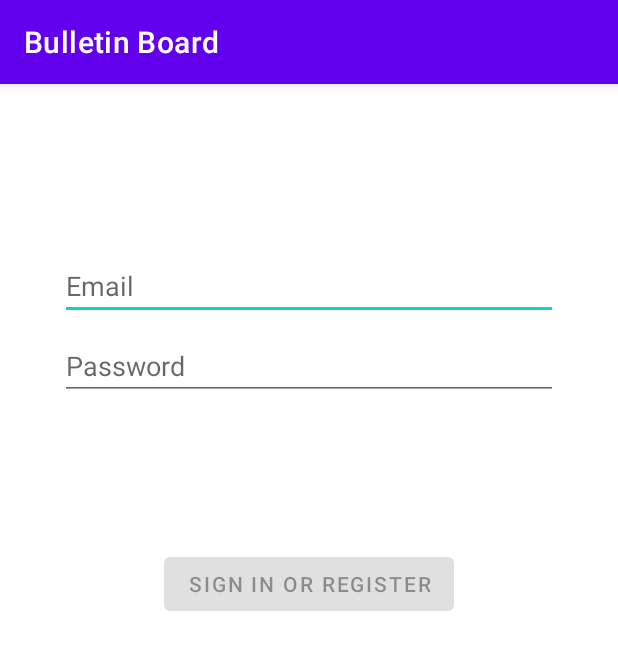
After one commit to qiumuyang/techtrainingcamp-client-2, an Android app: the LoginActivity screen opened directly, with no data from a screen before it, on a phone screen of 412 x 824 dp. The commit adds this screen. Shown: the top 650 px of the screen. Run offline under Robolectric (Android 15) with nearby library versions, the phone set to English and light mode, and no system bars.

Commit message:
add login [by wyn] and resize font of title/author

```diff
--- a/app/build.gradle
+++ b/app/build.gradle
@@ -29,6 +29,7 @@ android {
 }
 
 dependencies {
+    implementation 'com.squareup.okhttp3:okhttp:4.9.0'
     implementation 'com.google.code.gson:gson:2.8.0'
     implementation 'androidx.appcompat:appcompat:1.2.0'
     implementation 'com.google.android.material:material:1.2.1'
--- a/app/src/main/AndroidManifest.xml
+++ b/app/src/main/AndroidManifest.xml
@@ -2,18 +2,20 @@
 <manifest xmlns:android="http://schemas.android.com/apk/res/android"
     package="com.example.bulletinboard">
 
+    <uses-permission android:name="android.permission.INTERNET" />
     <application
+        android:networkSecurityConfig="@xml/network_security_config"
         android:allowBackup="true"
         android:icon="@mipmap/ic_launcher"
         android:label="@string/app_name"
         android:roundIcon="@mipmap/ic_launcher_round"
         android:supportsRtl="true"
         android:theme="@style/Theme.BulletinBoard">
-        <activity android:name=".BulletinActivity"></activity>
+        <activity android:name=".LoginActivity"></activity>
+        <activity android:name=".BulletinActivity" />
         <activity android:name=".MainActivity">
             <intent-filter>
                 <action android:name="android.intent.action.MAIN" />
-
                 <category android:name="android.intent.category.LAUNCHER" />
             </intent-filter>
         </activity>
--- a/app/src/main/java/com/example/bulletinboard/BulletinActivity.java
+++ b/app/src/main/java/com/example/bulletinboard/BulletinActivity.java
@@ -9,6 +9,7 @@ import androidx.recyclerview.widget.LinearLayoutManager;
 import androidx.recyclerview.widget.RecyclerView;
 
 import com.example.bulletinboard.asset.ParseMeta;
+import com.example.bulletinboard.data.Bulletin;
 
 import java.util.List;
 
--- a/app/src/main/java/com/example/bulletinboard/BulletinAdapter.java
+++ b/app/src/main/java/com/example/bulletinboard/BulletinAdapter.java
@@ -14,6 +14,8 @@ import android.widget.Toast;
 
 import androidx.annotation.NonNull;
 import androidx.recyclerview.widget.RecyclerView;
+
+import com.example.bulletinboard.data.Bulletin;
 
 import java.util.List;
 
@@ -69,6 +71,7 @@ public class BulletinAdapter extends RecyclerView.Adapter<RecyclerView.ViewHolde
                     int position = singleHolder.getAdapterPosition();
                     Bulletin bulletin = bulletinList.get(position);
                     Toast.makeText(v.getContext(), "Article '"+ bulletin.getId()+ "' clicked", Toast.LENGTH_SHORT).show();
+                    LoginActivity.actionStart(v.getContext(), bulletin.getId());
                 });
                 return singleHolder;
             case STYLE4:
--- /dev/null
+++ b/app/src/main/java/com/example/bulletinboard/LoginActivity.java
@@ -0,0 +1,145 @@
+package com.example.bulletinboard;
+
+import android.content.Context;
+import android.content.Intent;
+import android.os.Bundle;
+import android.text.Editable;
+import android.text.TextWatcher;
+import android.util.Log;
+import android.view.View;
+import android.widget.Button;
+import android.widget.EditText;
+import android.widget.Toast;
+
+import androidx.appcompat.app.AppCompatActivity;
+
+import com.example.bulletinboard.json.LoginResponse;
+import com.example.bulletinboard.util.UserToken;
+import com.google.gson.Gson;
+
+import org.jetbrains.annotations.NotNull;
+
+import java.io.IOException;
+
+import okhttp3.Call;
+import okhttp3.Callback;
+import okhttp3.FormBody;
+import okhttp3.OkHttpClient;
+import okhttp3.Request;
+import okhttp3.RequestBody;
+import okhttp3.Response;
+
+public class LoginActivity extends AppCompatActivity {
+
+    private static final String TAG = "LoginActivity";
+    private static final String URL_LOGIN = "https://vcapi.lvdaqian.cn/login";
+    private static String article_id = null;
+
+    public static void actionStart(Context context, String id) {
+        Intent intent = new Intent();
+        intent.setClass(context, LoginActivity.class);
+        intent.putExtra("article_id", id);
+        context.startActivity(intent);
+    }
+
+    @Override
+    protected void onCreate(Bundle savedInstanceState) {
+        super.onCreate(savedInstanceState);
+        setContentView(R.layout.activity_login);
+
+        Intent intent = getIntent();
+        article_id = intent.getStringExtra("article_id");
+
+        Button loginButton = ((Button) findViewById(R.id.login));
+        EditText usernameText = (EditText) findViewById(R.id.username);
+        EditText passwordText = (EditText) findViewById(R.id.password);
+
+        setLoginValidity();
+
+        usernameText.addTextChangedListener(getEmptyTextWatcher(loginButton));
+        passwordText.addTextChangedListener(getEmptyTextWatcher(loginButton));
+
+        loginButton.setOnClickListener(new View.OnClickListener() {
+            @Override
+            public void onClick(View v) {
+                String username = usernameText.getText().toString();
+                String password = passwordText.getText().toString();
+                sendLoginPost(username, password);
+            }
+        });
+
+    }
+
+    private void sendLoginPost(String username, String password) {
+        RequestBody body = new FormBody.Builder()
+                .add("username", username)
+                .add("password", password)
+                .build();
+        Request request = new Request.Builder()
+                .url(URL_LOGIN)
+                .post(body)
+                .build();
+        OkHttpClient client = new OkHttpClient();
+        Gson gson = new Gson();
+        client.newCall(request).enqueue(new Callback() {
+            @Override
+            public void onFailure(@NotNull Call call, @NotNull IOException e) {
+                e.printStackTrace();
+                makeToast("无法与服务器连接");
+            }
+
+            @Override
+            public void onResponse(@NotNull Call call, @NotNull Response response) throws IOException {
+                switch (response.code()) {
+                    case 200:
+                        String responseString = response.body().string();
+                        LoginResponse respData = gson.fromJson(responseString, LoginResponse.class);
+                        int retcode = respData.code;
+                        switch (retcode) {
+                            case 0:
+                                UserToken.setToken(LoginActivity.this, respData.token);
+                                makeToast("登录成功");
+                                finish();
+                                break;
+                            default:
+                                makeToast("未知错误 " + respData.message);
+                                break;
+                        }
+                        break;
+                    default:
+                        makeToast("网络错误("+ response.code() +")");
+                        break;
+                }
+            }
+        });
+    }
+
+    private TextWatcher getEmptyTextWatcher(Button button) {
+        return new TextWatcher() {
+            @Override
+            public void beforeTextChanged(CharSequence s, int start, int count, int after) {
+            }
+
+            @Override
+            public void onTextChanged(CharSequence s, int start, int before, int count) {
+            }
+
+            @Override
+            public void afterTextChanged(Editable s) {
+                setLoginValidity();
+            }
+        };
+    }
+
+    private void setLoginValidity() {
+        int len1 = ((EditText)findViewById(R.id.username)).getText().toString().length();
+        int len2 = ((EditText)findViewById(R.id.password)).getText().toString().length();
+        ((Button) findViewById(R.id.login)).setEnabled(len1 != 0 && len2 != 0);
+    }
+
+    private void makeToast(String text) {
+        LoginActivity.this.runOnUiThread(() ->
+                Toast.makeText(LoginActivity.this, text, Toast.LENGTH_SHORT).show());
+    }
+
+}
--- a/app/src/main/java/com/example/bulletinboard/asset/ParseMeta.java
+++ b/app/src/main/java/com/example/bulletinboard/asset/ParseMeta.java
@@ -4,7 +4,7 @@ import android.content.res.AssetManager;
 import android.graphics.Bitmap;
 import android.util.Log;
 
-import com.example.bulletinboard.Bulletin;
+import com.example.bulletinboard.data.Bulletin;
 import com.example.bulletinboard.json.BulletinJson;
 import com.google.gson.Gson;
 import com.google.gson.reflect.TypeToken;
--- a/app/src/main/java/com/example/bulletinboard/Bulletin.java
+++ b/app/src/main/java/com/example/bulletinboard/data/Bulletin.java
@@ -1,4 +1,4 @@
-package com.example.bulletinboard;
+package com.example.bulletinboard.data;
 
 import android.graphics.Bitmap;
 import android.util.Log;
--- a/app/src/main/java/com/example/bulletinboard/json/LoginPost.java
+++ /dev/null
@@ -1,4 +0,0 @@
-package com.example.bulletinboard.json;
-
-public class LoginPost {
-}
--- a/app/src/main/java/com/example/bulletinboard/json/LoginResponse.java
+++ b/app/src/main/java/com/example/bulletinboard/json/LoginResponse.java
@@ -1,4 +1,7 @@
 package com.example.bulletinboard.json;
 
 public class LoginResponse {
+    public int code;
+    public String message;
+    public String token;
 }
--- /dev/null
+++ b/app/src/main/res/layout/activity_login.xml
@@ -0,0 +1,60 @@
+<?xml version="1.0" encoding="utf-8"?>
+<androidx.constraintlayout.widget.ConstraintLayout xmlns:android="http://schemas.android.com/apk/res/android"
+    xmlns:app="http://schemas.android.com/apk/res-auto"
+    xmlns:tools="http://schemas.android.com/tools"
+    android:id="@+id/container"
+    android:layout_width="match_parent"
+    android:layout_height="match_parent"
+    android:paddingLeft="@dimen/activity_horizontal_margin"
+    android:paddingTop="@dimen/activity_vertical_margin"
+    android:paddingRight="@dimen/activity_horizontal_margin"
+    android:paddingBottom="@dimen/activity_vertical_margin"
+    tools:context=".ui.login.LoginActivity">
+
+    <EditText
+        android:id="@+id/username"
+        android:layout_width="0dp"
+        android:layout_height="wrap_content"
+        android:layout_marginStart="24dp"
+        android:layout_marginTop="96dp"
+        android:layout_marginEnd="24dp"
+        android:hint="@string/prompt_email"
+        android:inputType="textEmailAddress"
+        android:selectAllOnFocus="true"
+        app:layout_constraintEnd_toEndOf="parent"
+        app:layout_constraintStart_toStartOf="parent"
+        app:layout_constraintTop_toTopOf="parent" />
+
+    <EditText
+        android:id="@+id/password"
+        android:layout_width="0dp"
+        android:layout_height="wrap_content"
+        android:layout_marginStart="24dp"
+        android:layout_marginTop="8dp"
+        android:layout_marginEnd="24dp"
+        android:hint="@string/prompt_password"
+        android:imeActionLabel="@string/action_sign_in_short"
+        android:imeOptions="actionDone"
+        android:inputType="textPassword"
+        android:selectAllOnFocus="true"
+        app:layout_constraintEnd_toEndOf="parent"
+        app:layout_constraintStart_toStartOf="parent"
+        app:layout_constraintTop_toBottomOf="@+id/username" />
+
+    <Button
+        android:id="@+id/login"
+        android:layout_width="wrap_content"
+        android:layout_height="wrap_content"
+        android:layout_gravity="start"
+        android:layout_marginStart="48dp"
+        android:layout_marginTop="16dp"
+        android:layout_marginEnd="48dp"
+        android:layout_marginBottom="64dp"
+        android:text="@string/action_sign_in"
+        app:layout_constraintBottom_toBottomOf="parent"
+        app:layout_constraintEnd_toEndOf="parent"
+        app:layout_constraintStart_toStartOf="parent"
+        app:layout_constraintTop_toBottomOf="@+id/password"
+        app:layout_constraintVertical_bias="0.2" />
+
+</androidx.constraintlayout.widget.ConstraintLayout>
--- a/app/src/main/res/layout/style0.xml
+++ b/app/src/main/res/layout/style0.xml
@@ -15,7 +15,7 @@
         android:layout_height="wrap_content"
         android:text="Title"
         android:textColor="@color/black"
-        android:textSize="22sp"
+        android:textSize="18sp"
         app:layout_constraintBottom_toBottomOf="parent"
         app:layout_constraintEnd_toEndOf="parent"
         app:layout_constraintHorizontal_bias="0.0"
@@ -29,6 +29,7 @@
         android:layout_height="wrap_content"
         android:layout_marginTop="16dp"
         android:text="Author"
+        android:textSize="12sp"
         android:textColor="@android:color/darker_gray"
         app:layout_constraintStart_toStartOf="@+id/title_text"
         app:layout_constraintTop_toBottomOf="@+id/title_text" />
@@ -39,6 +40,7 @@
         android:layout_height="wrap_content"
         android:layout_marginStart="8dp"
         android:text="PublishTime"
+        android:textSize="12sp"
         android:textColor="@android:color/darker_gray"
         app:layout_constraintBottom_toBottomOf="@+id/author_text"
         app:layout_constraintStart_toEndOf="@+id/author_text"
--- a/app/src/main/res/layout/style1.xml
+++ b/app/src/main/res/layout/style1.xml
@@ -15,7 +15,7 @@
         android:layout_height="wrap_content"
         android:text="Title"
         android:textColor="@color/black"
-        android:textSize="22sp"
+        android:textSize="18sp"
         app:layout_constraintBottom_toBottomOf="parent"
         app:layout_constraintEnd_toEndOf="parent"
         app:layout_constraintEnd_toStartOf="@+id/img"
@@ -29,9 +29,10 @@
         android:id="@+id/author_text"
         android:layout_width="wrap_content"
         android:layout_height="wrap_content"
-        android:layout_marginTop="60dp"
+        android:layout_marginTop="68dp"
         android:text="Author"
         android:textColor="@android:color/darker_gray"
+        android:textSize="12sp"
         app:layout_constraintStart_toStartOf="@+id/title_text"
         app:layout_constraintTop_toBottomOf="@+id/title_text" />
 
@@ -42,6 +43,7 @@
         android:layout_marginStart="8dp"
         android:text="PublishTime"
         android:textColor="@android:color/darker_gray"
+        android:textSize="12sp"
         app:layout_constraintBottom_toBottomOf="@+id/author_text"
         app:layout_constraintStart_toEndOf="@+id/author_text"
         app:layout_constraintTop_toTopOf="parent"
--- a/app/src/main/res/layout/style2.xml
+++ b/app/src/main/res/layout/style2.xml
@@ -15,7 +15,7 @@
         android:layout_height="wrap_content"
         android:text="Title"
         android:textColor="@color/black"
-        android:textSize="22sp"
+        android:textSize="18sp"
         app:layout_constraintTop_toTopOf="parent"
         app:layout_constraintEnd_toEndOf="parent"
         app:layout_constraintHorizontal_bias="1.0"
@@ -26,8 +26,9 @@
         android:id="@+id/author_text"
         android:layout_width="wrap_content"
         android:layout_height="wrap_content"
-        android:layout_marginTop="60dp"
+        android:layout_marginTop="68dp"
         android:text="Author"
+        android:textSize="12sp"
         android:textColor="@android:color/darker_gray"
         app:layout_constraintStart_toStartOf="@+id/title_text"
         app:layout_constraintTop_toBottomOf="@+id/title_text" />
@@ -38,6 +39,7 @@
         android:layout_height="wrap_content"
         android:layout_marginStart="8dp"
         android:text="PublishTime"
+        android:textSize="12sp"
         android:textColor="@android:color/darker_gray"
         app:layout_constraintBottom_toBottomOf="@+id/author_text"
         app:layout_constraintStart_toEndOf="@+id/author_text"
--- a/app/src/main/res/layout/style3.xml
+++ b/app/src/main/res/layout/style3.xml
@@ -15,7 +15,7 @@
         android:layout_height="wrap_content"
         android:text="Title"
         android:textColor="@color/black"
-        android:textSize="22sp"
+        android:textSize="18sp"
         app:layout_constraintBottom_toBottomOf="parent"
         app:layout_constraintEnd_toEndOf="parent"
         app:layout_constraintHorizontal_bias="0.0"
@@ -29,6 +29,7 @@
         android:layout_height="wrap_content"
         android:layout_marginTop="4dp"
         android:text="Author"
+        android:textSize="12sp"
         android:textColor="@android:color/darker_gray"
         app:layout_constraintStart_toStartOf="@+id/img"
         app:layout_constraintTop_toBottomOf="@+id/img" />
@@ -49,6 +50,7 @@
         android:layout_height="wrap_content"
         android:layout_marginStart="8dp"
         android:text="PublishTime"
+        android:textSize="12sp"
         android:textColor="@android:color/darker_gray"
         app:layout_constraintBottom_toBottomOf="@+id/author_text"
         app:layout_constraintStart_toEndOf="@+id/author_text"
--- a/app/src/main/res/layout/style4.xml
+++ b/app/src/main/res/layout/style4.xml
@@ -60,7 +60,7 @@
         android:layout_height="wrap_content"
         android:text="Title"
         android:textColor="@color/black"
-        android:textSize="22sp"
+        android:textSize="18sp"
         app:layout_constraintBottom_toBottomOf="parent"
         app:layout_constraintEnd_toEndOf="parent"
         app:layout_constraintHorizontal_bias="0.0"
@@ -73,6 +73,7 @@
         android:layout_width="wrap_content"
         android:layout_height="wrap_content"
         android:layout_marginTop="4dp"
+        android:textSize="12sp"
         android:text="Author"
         android:textColor="@android:color/darker_gray"
         app:layout_constraintStart_toStartOf="@+id/title_text"
@@ -83,6 +84,7 @@
         android:layout_width="wrap_content"
         android:layout_height="wrap_content"
         android:layout_marginStart="8dp"
+        android:textSize="12sp"
         android:text="PublishTime"
         android:textColor="@android:color/darker_gray"
         app:layout_constraintBottom_toBottomOf="@+id/author_text"
--- /dev/null
+++ b/app/src/main/res/values/dimens.xml
@@ -0,0 +1,5 @@
+<resources>
+    <!-- Default screen margins, per the Android Design guidelines. -->
+    <dimen name="activity_horizontal_margin">16dp</dimen>
+    <dimen name="activity_vertical_margin">16dp</dimen>
+</resources>
--- a/app/src/main/res/values/strings.xml
+++ b/app/src/main/res/values/strings.xml
@@ -1,3 +1,12 @@
 <resources>
     <string name="app_name">Bulletin Board</string>
+    <string name="title_activity_login">LoginActivity</string>
+    <string name="prompt_email">Email</string>
+    <string name="prompt_password">Password</string>
+    <string name="action_sign_in">Sign in or register</string>
+    <string name="action_sign_in_short">Sign in</string>
+    <string name="welcome">"Welcome !"</string>
+    <string name="invalid_username">Not a valid username</string>
+    <string name="invalid_password">Password must be >5 characters</string>
+    <string name="login_failed">"Login failed"</string>
 </resources>
--- /dev/null
+++ b/app/src/main/res/xml/network_security_config.xml
@@ -0,0 +1,3 @@
+<network-security-config>
+    <base-config cleartextTrafficPermitted="true" />
+</network-security-config>
```
Also changed, not shown: app/src/main/java/com/example/bulletinboard/util/UserToken.java (added, +24 -0 lines).
